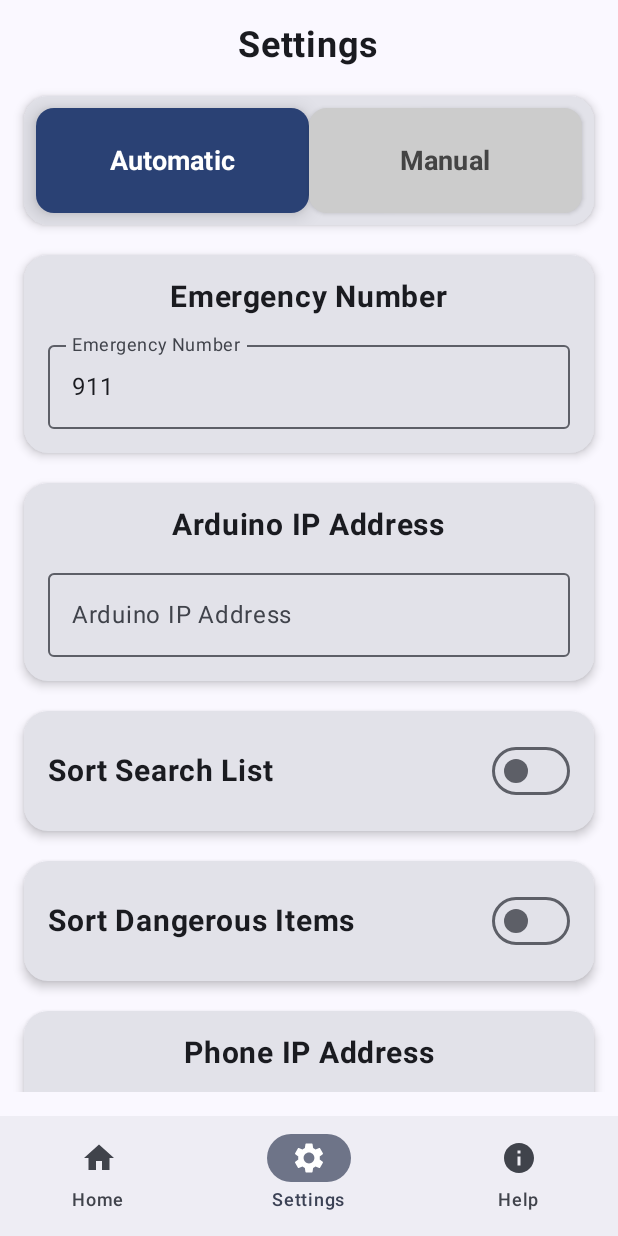
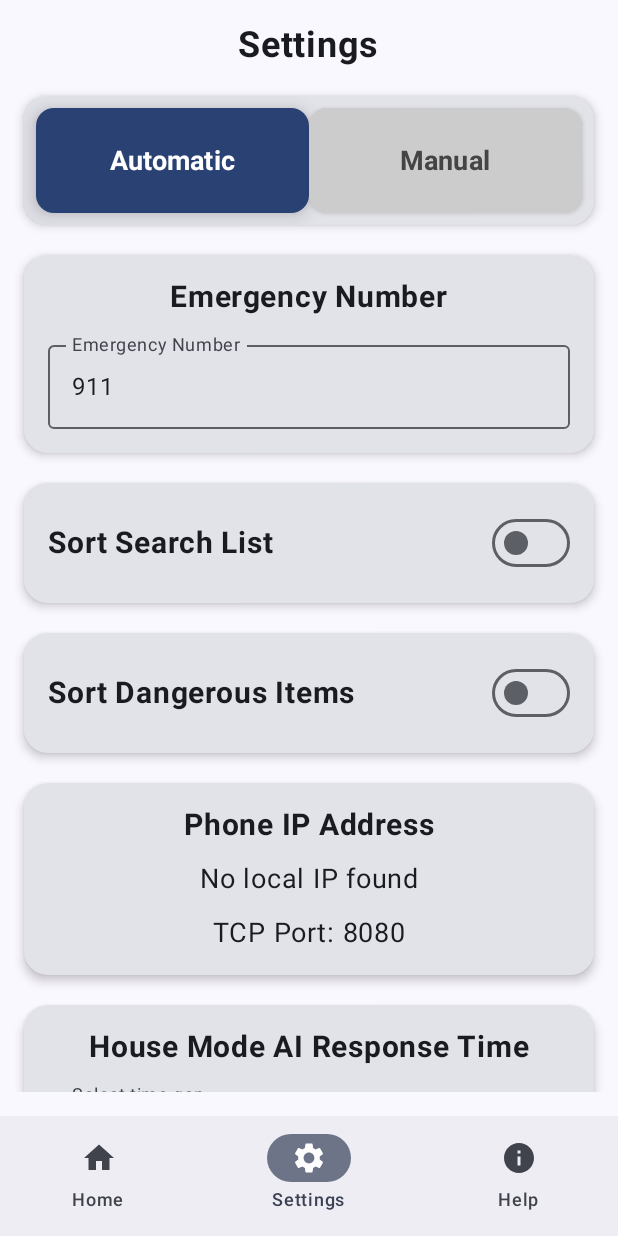
Before and after one commit to Tsegazeab3/Sage, an Android app built with Jetpack Compose: the SettingsScreen screen opened through its navigation route, on a phone screen of 412 x 824 dp. Run offline under Robolectric (Android 15) with nearby library versions, the phone set to English and light mode, and no system bars; libraries missing offline, so code that uses them is left out: androidx.camera.core, androidx.camera.lifecycle, androidx.camera.view; 2 statements that could not run were skipped.

Commit message:
Refactor: Centralize Arduino communication via phone app
This commit refactors the Arduino communication architecture to use the Android phone application as a central hub.
- TCPServer.kt: Updated to support persistent connections with named Arduino clients (BUTTON, ULTRASONIC).
- ArduinoConnector.kt: Modified to route messages between the phone and specific Arduino clients, and to process ultrasonic DANGER messages by triggering the Button Arduino's buzzer.
- AccessibilityFirstApp.kt & PreviewScreen.kt: Adjusted to remove hardcoded Arduino IP references and align with the new communication flow.
- arduino_sketch.ino (ButtonArduino): Converted to a client that connects to the phone's TCP server, sends button press events, and receives commands to activate its buzzer.
- ultrasonic_sketch.ino (UltrasonicArduino): Converted to a client that connects to the phone's TCP server, uses 3-pin sensor logic, and sends DANGER messages only when detected distances fall below a predefined threshold.
This new architecture improves robustness, simplifies Arduino sketches, and centralizes control logic within the Android application.

```diff
--- a/app/src/main/java/com/example/objectdetection/AccessibilityFirstApp.kt
+++ b/app/src/main/java/com/example/objectdetection/AccessibilityFirstApp.kt
@@ -138,17 +138,6 @@
     var detectionMode by remember { mutableStateOf(DetectionMode.AUTOMATIC) }
     var sortSearchList by remember { mutableStateOf(false) }
     var emergencyNumber by remember { mutableStateOf("911") }
-    val arduinoIpAddress by ArduinoConnector.arduinoIpAddress.collectAsState()
-
-    // Effect to show a toast message when the Arduino connects
-    LaunchedEffect(arduinoIpAddress) {
-        if (arduinoIpAddress.isNotBlank()) {
-            playAudioFeedback("Arduino connected at $arduinoIpAddress")
-            withContext(Dispatchers.Main) {
-                Toast.makeText(context, "Arduino connected at $arduinoIpAddress", Toast.LENGTH_LONG).show()
-            }
-        }
-    }
 
     Scaffold(
         bottomBar = { BottomNavigationBar(navController) }
@@ -164,8 +153,7 @@
                 sortSearchList = sortSearchList,
                 onSortSearchListChange = { sortSearchList = it },
                 emergencyNumber = emergencyNumber,
-                onEmergencyNumberChange = { emergencyNumber = it },
-                arduinoIpAddress = arduinoIpAddress
+                onEmergencyNumberChange = { emergencyNumber = it }
             )
         }
     }
@@ -214,8 +202,7 @@
     sortSearchList: Boolean,
     onSortSearchListChange: (Boolean) -> Unit,
     emergencyNumber: String,
-    onEmergencyNumberChange: (String) -> Unit,
-    arduinoIpAddress: String
+    onEmergencyNumberChange: (String) -> Unit
 ) {
     NavHost(navController, startDestination = NavigationItem.Home.route) {
         composable(NavigationItem.Home.route) {
@@ -224,8 +211,7 @@
                 dangerousItems = dangerousItems,
                 detectionMode = detectionMode,
                 sortSearchList = sortSearchList,
-                emergencyNumber = emergencyNumber,
-                arduinoIpAddress = arduinoIpAddress
+                emergencyNumber = emergencyNumber
             )
         }
         composable(NavigationItem.Settings.route) {
@@ -238,8 +224,7 @@
                 onSortSearchListChange = onSortSearchListChange,
                 navController = navController,
                 emergencyNumber = emergencyNumber,
-                onEmergencyNumberChange = onEmergencyNumberChange,
-                arduinoIpAddress = arduinoIpAddress
+                onEmergencyNumberChange = onEmergencyNumberChange
             )
         }
         composable(NavigationItem.Help.route) {
@@ -255,8 +240,7 @@
     dangerousItems: List<String>,
     detectionMode: DetectionMode,
     sortSearchList: Boolean,
-    emergencyNumber: String,
-    arduinoIpAddress: String
+    emergencyNumber: String
 ) {
     var operatingMode by remember { mutableStateOf(OperatingMode.HOUSE) }
     val backgroundColor = if (operatingMode == OperatingMode.HOUSE) HouseModeGreen.copy(alpha = 0.1f) else RoadModeBlue.copy(alpha = 0.1f)
@@ -361,8 +345,7 @@
                 onDismiss = { showPreview = false },
                 isPreview = isPreview,
                 dangerousItems = dangerousItems,
-                initialSelectedItem = selectedItem,
-                arduinoIpAddress = arduinoIpAddress
+                initialSelectedItem = selectedItem
             )
         }
     }
@@ -618,8 +601,7 @@
     onSortSearchListChange: (Boolean) -> Unit,
     navController: NavHostController,
     emergencyNumber: String,
-    onEmergencyNumberChange: (String) -> Unit,
-    arduinoIpAddress: String
+    onEmergencyNumberChange: (String) -> Unit
 ) {
     var houseTimeGap by remember { mutableStateOf(1) }
     var roadTimeGap by remember { mutableStateOf(1) }
@@ -663,29 +645,6 @@
                         onValueChange = onEmergencyNumberChange,
                         label = { Text("Emergency Number") },
                         modifier = Modifier.fillMaxWidth()
-                    )
-                }
-            }
-        }
-        item {
-            Card(
-                elevation = CardDefaults.cardElevation(defaultElevation = 4.dp),
-                shape = RoundedCornerShape(16.dp)
-            ) {
-                Column(
-                    modifier = Modifier
-                        .fillMaxWidth()
-                        .padding(16.dp),
-                    horizontalAlignment = Alignment.CenterHorizontally,
-                    verticalArrangement = Arrangement.spacedBy(12.dp)
-                ) {
-                    Text("Arduino IP Address", fontSize = 20.sp, fontWeight = FontWeight.Bold)
-                    OutlinedTextField(
-                        value = arduinoIpAddress,
-                        onValueChange = {},
-                        label = { Text("Arduino IP Address") },
-                        modifier = Modifier.fillMaxWidth(),
-                        readOnly = true // IP is now auto-detected
                     )
                 }
             }
```
Also changed, not shown: app/src/main/java/com/example/objectdetection/ArduinoConnector.kt (+14 -28 lines), app/src/main/java/com/example/objectdetection/PreviewScreen.kt (+35 -18 lines), app/src/main/java/com/example/objectdetection/TCPServer.kt (+34 -7 lines), 2 other files.
